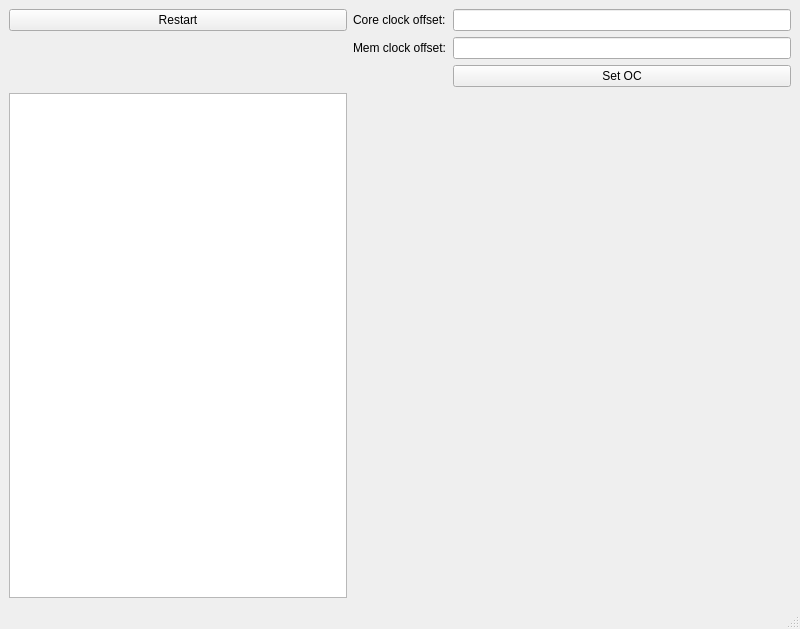
kimphg/SmartGear, file MinerMan/mainwindow.ui: the form before one commit.
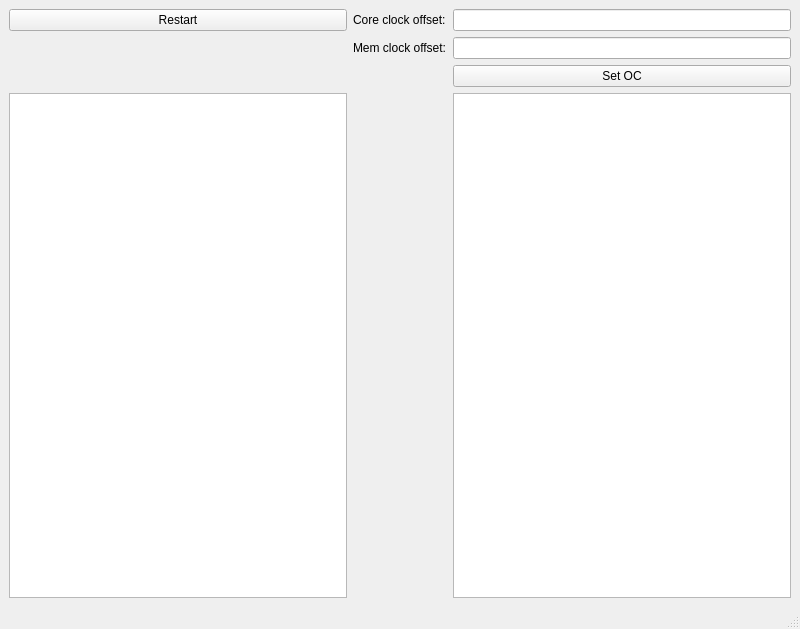
The form after the commit.

Patch:
```diff
--- a/MinerMan/mainwindow.ui
+++ b/MinerMan/mainwindow.ui
@@ -52,6 +52,9 @@
       </property>
      </widget>
     </item>
+    <item row="3" column="2">
+     <widget class="QPlainTextEdit" name="plainTextEdit_oc"/>
+    </item>
    </layout>
   </widget>
   <widget class="QMenuBar" name="menubar">
```
Left out of the diff: 2 changed lines with no effect on the pictures.
